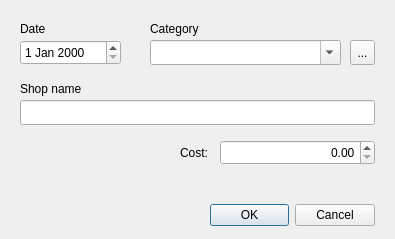
First picture: the form in Dialog/ExpenseDialog.ui, repository wslowinski/QtFinance, before the edit.
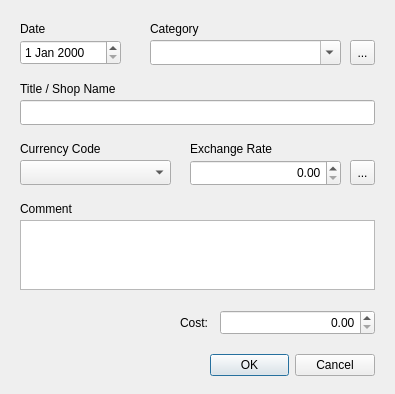
Second picture: the form after the edit. Icons and pictures are not drawn.

Commit message: Update expense model

What changed in the file:
```diff
--- a/Dialog/ExpenseDialog.ui
+++ b/Dialog/ExpenseDialog.ui
@@ -10,7 +10,7 @@
     <x>0</x>
     <y>0</y>
     <width>395</width>
-    <height>239</height>
+    <height>394</height>
    </rect>
   </property>
   <property name="palette">
@@ -30,7 +30,7 @@
    <property name="geometry">
     <rect>
      <x>210</x>
-     <y>200</y>
+     <y>350</y>
      <width>165</width>
      <height>31</height>
     </rect>
@@ -138,19 +138,19 @@
     <rect>
      <x>20</x>
      <y>80</y>
-     <width>81</width>
+     <width>131</width>
      <height>17</height>
     </rect>
    </property>
    <property name="text">
-    <string>Shop name</string>
+    <string>Title / Shop Name</string>
    </property>
   </widget>
   <widget class="QDoubleSpinBox" name="dsbExpense">
    <property name="geometry">
     <rect>
      <x>220</x>
-     <y>140</y>
+     <y>310</y>
      <width>155</width>
      <height>25</height>
     </rect>
@@ -166,7 +166,7 @@
    <property name="geometry">
     <rect>
      <x>180</x>
-     <y>140</y>
+     <y>310</y>
      <width>40</width>
      <height>25</height>
     </rect>
@@ -178,6 +178,108 @@
     <string>Cost: </string>
    </property>
   </widget>
+  <widget class="QLabel" name="lblComment">
+   <property name="geometry">
+    <rect>
+     <x>20</x>
+     <y>200</y>
+     <width>131</width>
+     <height>17</height>
+    </rect>
+   </property>
+   <property name="text">
+    <string>Comment</string>
+   </property>
+  </widget>
+  <widget class="QPlainTextEdit" name="edtComment">
+   <property name="geometry">
+    <rect>
+     <x>20</x>
+     <y>220</y>
+     <width>355</width>
+     <height>70</height>
+    </rect>
+   </property>
+  </widget>
+  <widget class="QComboBox" name="cbbCurrencyCode">
+   <property name="geometry">
+    <rect>
+     <x>20</x>
+     <y>160</y>
+     <width>151</width>
+     <height>25</height>
+    </rect>
+   </property>
+   <property name="font">
+    <font>
+     <bold>true</bold>
+    </font>
+   </property>
+   <property name="currentIndex">
+    <number>-1</number>
+   </property>
+  </widget>
+  <widget class="QLabel" name="lblCurrencyCode">
+   <property name="geometry">
+    <rect>
+     <x>20</x>
+     <y>140</y>
+     <width>131</width>
+     <height>17</height>
+    </rect>
+   </property>
+   <property name="text">
+    <string>Currency Code</string>
+   </property>
+  </widget>
+  <widget class="QLabel" name="lblExchangeRate">
+   <property name="geometry">
+    <rect>
+     <x>190</x>
+     <y>140</y>
+     <width>131</width>
+     <height>17</height>
+    </rect>
+   </property>
+   <property name="text">
+    <string>Exchange Rate</string>
+   </property>
+  </widget>
+  <widget class="QToolButton" name="btnDownloadExchangeRate">
+   <property name="geometry">
+    <rect>
+     <x>350</x>
+     <y>160</y>
+     <width>25</width>
+     <height>25</height>
+    </rect>
+   </property>
+   <property name="text">
+    <string>...</string>
+   </property>
+   <property name="icon">
+    <iconset theme="emblem-downloads"/>
+   </property>
+   <property name="iconSize">
+    <size>
+     <width>25</width>
+     <height>25</height>
+    </size>
+   </property>
+  </widget>
+  <widget class="QDoubleSpinBox" name="dsbExchangeRate">
+   <property name="geometry">
+    <rect>
+     <x>190</x>
+     <y>160</y>
+     <width>151</width>
+     <height>26</height>
+    </rect>
+   </property>
+   <property name="alignment">
+    <set>Qt::AlignRight|Qt::AlignTrailing|Qt::AlignVCenter</set>
+   </property>
+  </widget>
  </widget>
  <resources/>
  <connections>
```
Left out of the diff: 4 changed lines with no effect on the pictures. The commit also changes 7 other files.
